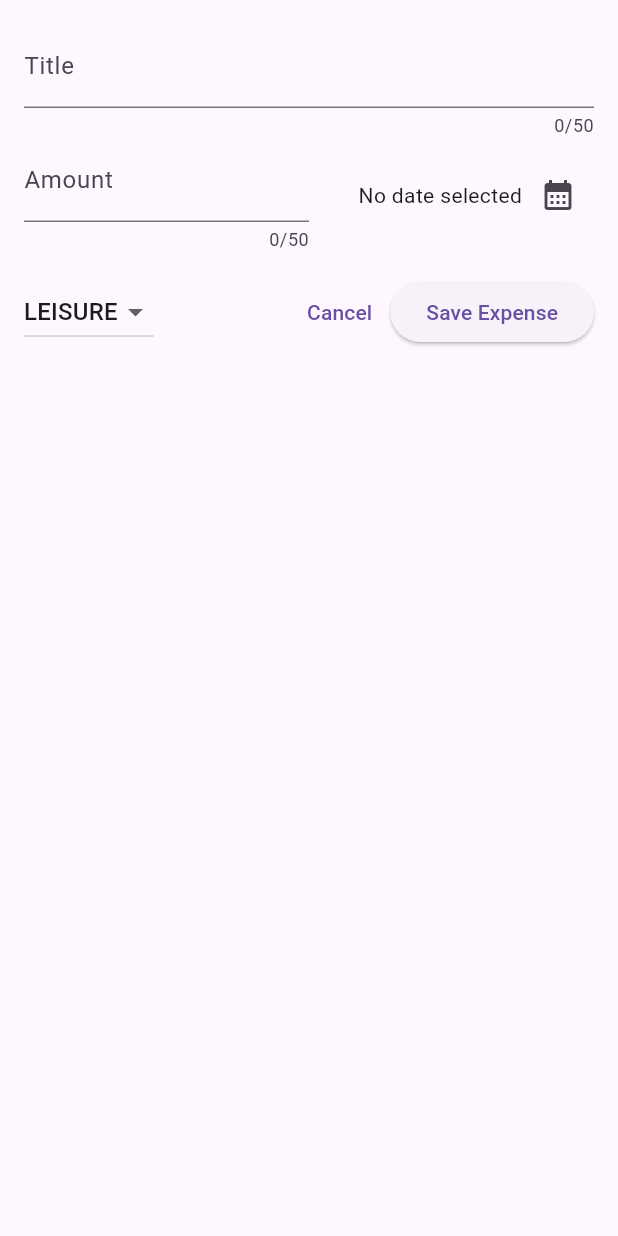
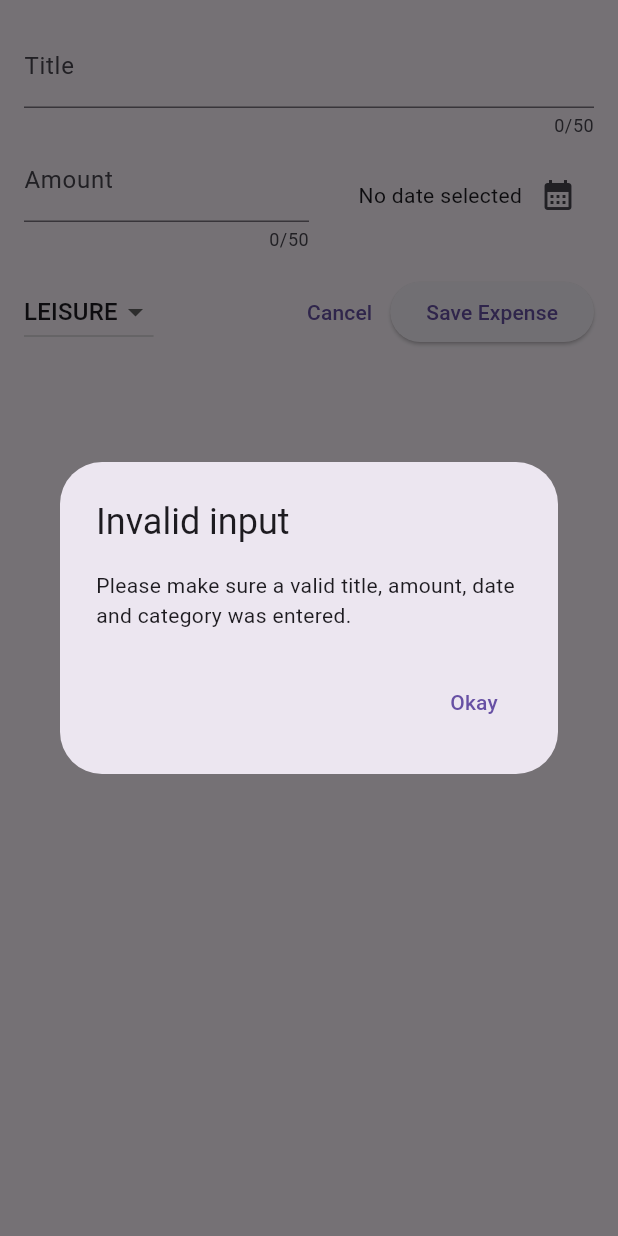
Before and after one commit to ThiagoFabiano/app-controle-de-gastos-Flutter, a Flutter app: the NewExpense widget shown alone on an empty page, opened directly, after a tap on "Save Expense", on a phone screen of 412 x 824 dp. Run offline on Flutter 3.47's test engine with Material 2 defaults, Android fonts, the phone set to English and light mode, and no system bars.

Commit message:
feat: adiciona validação ao formulario

```diff
--- a/lib/widgets/new_expenses.dart
+++ b/lib/widgets/new_expenses.dart
@@ -31,6 +31,32 @@ class _NewExpenseState extends State<NewExpense> {
     setState(() {
       _selectedDate = pickedDate;
     });
+  }
+
+  void _submitExpenseData() {
+    final enteredAmount = double.tryParse(_amountController.text);
+    final amountIsInvalid = enteredAmount == null || enteredAmount <= 0;
+    if (_titleController.text.trim().isEmpty ||
+        amountIsInvalid ||
+        _selectedDate == null) {
+      showDialog(
+        context: context,
+        builder: (ctx) => AlertDialog(
+          title: const Text('Invalid input'),
+          content: const Text(
+              'Please make sure a valid title, amount, date and category was entered.'),
+          actions: [
+            TextButton(
+              onPressed: () {
+                Navigator.pop(ctx);
+              },
+              child: const Text('Okay'),
+            ),
+          ],
+        ),
+      );
+      return;
+    }
   }
 
   @override
@@ -86,7 +112,9 @@ class _NewExpenseState extends State<NewExpense> {
               ),
             ],
           ),
-          const SizedBox(height: 16,),
+          const SizedBox(
+            height: 16,
+          ),
           Row(
             children: [
               DropdownButton(
@@ -120,11 +148,7 @@ class _NewExpenseState extends State<NewExpense> {
                 child: const Text('Cancel'),
               ),
               ElevatedButton(
-                  onPressed: () {
-                    print(_titleController.text);
-                    print(_amountController.text);
-                  },
-                  child: Text('Save Expense'))
+                  onPressed: _submitExpenseData, child: Text('Save Expense'))
             ],
           ),
         ],
```
